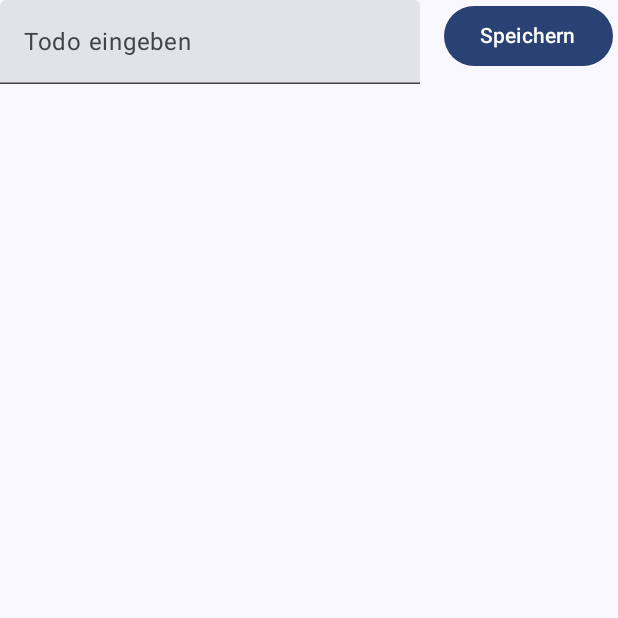
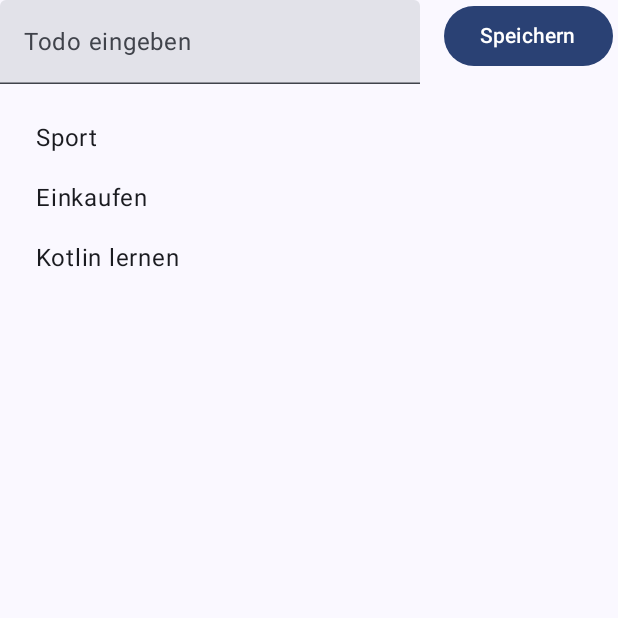
Before and after one commit to behrends/TodosCompose, an Android app built with Jetpack Compose: the screen it shows after launch (MainActivity), after a tap on "Speichern", on a phone screen of 412 x 824 dp, the top half of it. Run offline under Robolectric (Android 15) with nearby library versions, the phone set to English and light mode, and no system bars.

Commit message:
Todo-Liste mit LazyColumn

```diff
--- a/app/src/main/java/com/example/tif21todoscompose/MainActivity.kt
+++ b/app/src/main/java/com/example/tif21todoscompose/MainActivity.kt
@@ -1,13 +1,16 @@
 package com.example.tif21todoscompose
 
 import android.os.Bundle
-import android.widget.Toast
 import androidx.activity.ComponentActivity
 import androidx.activity.compose.setContent
+import androidx.compose.foundation.layout.Column
 import androidx.compose.foundation.layout.Row
 import androidx.compose.foundation.layout.Spacer
 import androidx.compose.foundation.layout.fillMaxSize
+import androidx.compose.foundation.layout.padding
 import androidx.compose.foundation.layout.width
+import androidx.compose.foundation.lazy.LazyColumn
+import androidx.compose.foundation.lazy.items
 import androidx.compose.material3.Button
 import androidx.compose.material3.MaterialTheme
 import androidx.compose.material3.Surface
@@ -19,7 +22,6 @@ import androidx.compose.runtime.mutableStateOf
 import androidx.compose.runtime.remember
 import androidx.compose.runtime.setValue
 import androidx.compose.ui.Modifier
-import androidx.compose.ui.platform.LocalContext
 import androidx.compose.ui.res.stringResource
 import androidx.compose.ui.tooling.preview.Preview
 import androidx.compose.ui.unit.dp
@@ -50,8 +52,18 @@ fun TodosApp() {
 
 @Composable
 fun TodoInput() {
+    var todos by remember { mutableStateOf(listOf("Sport", "Einkaufen", "Kotlin lernen")) }
+    Column {
+        TodoInput(onSave = {todos = todos + it})
+        LazyColumn(modifier = Modifier.fillMaxSize().padding(16.dp)) {
+            items(todos) { TodoItem(it) }
+        }
+    }
+}
+
+@Composable
+fun TodoInput(onSave: (String) -> Unit) {
     var todo by remember { mutableStateOf("") }
-    val context = LocalContext.current
     Row {
         TextField(
             value = todo,
@@ -59,10 +71,13 @@ fun TodoInput() {
             label = { Text(stringResource(R.string.enter_todo)) },
         )
         Spacer(modifier = Modifier.width(16.dp))
-        Button(onClick = {
-            Toast.makeText(context, todo, Toast.LENGTH_SHORT).show()
-        }) {
+        Button(onClick = {onSave(todo)})  {
             Text(stringResource(R.string.save))
         }
     }
 }
+
+@Composable
+fun TodoItem(todo: String) {
+    Text(text = todo, modifier = Modifier.padding(8.dp))
+}
```
